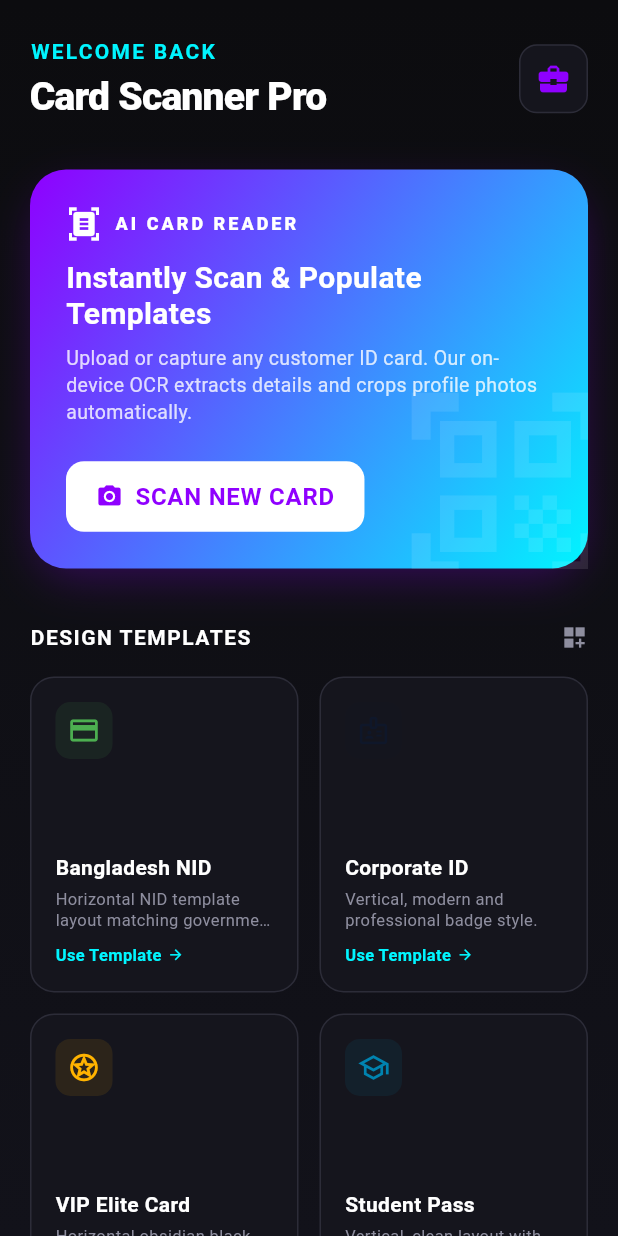
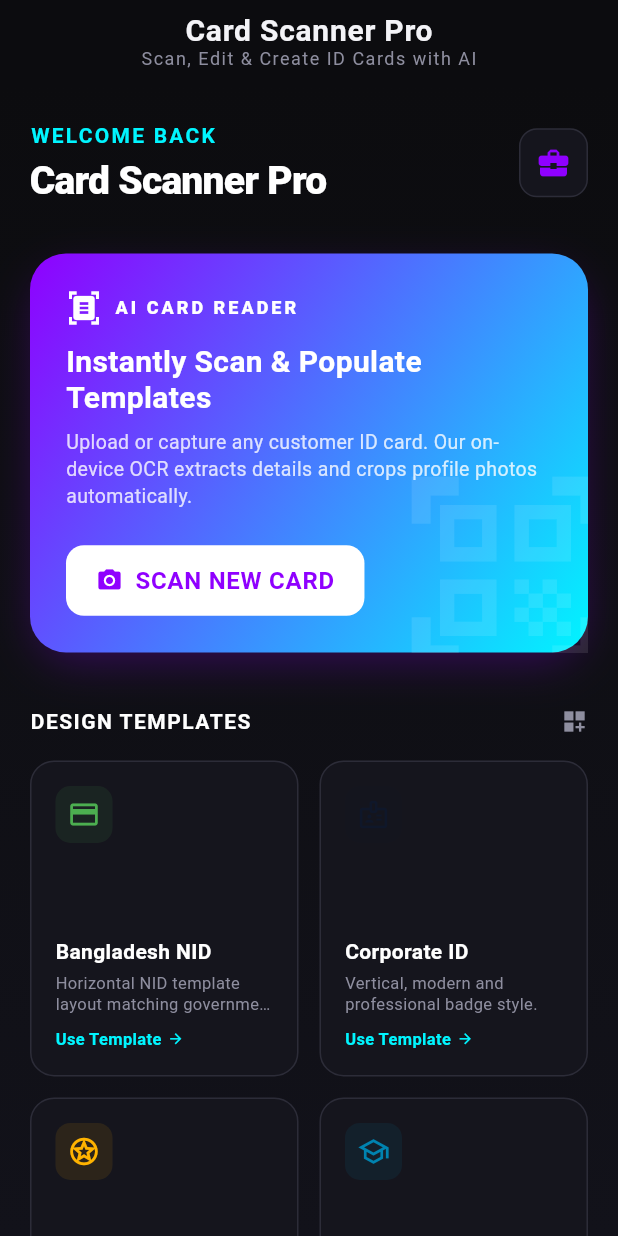
Before and after one commit to shohag7552/Id_card_scanner, a Flutter app: the screen it shows after launch, on a phone screen of 412 x 824 dp. Run offline on Flutter 3.47's test engine with Material 3 defaults, Android fonts, the phone set to English and light mode, and no system bars; our stand-ins replace firebase_ai, firebase_core, image_picker, pdf, share_plus; missing offline and left inert: dart:html, downloadsfolder, google_mlkit_face_detection; accounts and stored records are empty.

Commit message:
Add ResponsiveCenter widget and refactor layout in card editor, home, and scan pages

```diff
--- a/lib/pages/card_editor_page.dart
+++ b/lib/pages/card_editor_page.dart
@@ -10,6 +10,7 @@ import '../models/card_info.dart';
 import '../services/file_export.dart';
 import '../theme/app_theme.dart';
 import '../widgets/card_template_widgets.dart';
+import '../widgets/responsive_center.dart';
 
 class CardEditorPage extends StatefulWidget {
   final CardInfo initialInfo;
@@ -460,7 +461,8 @@ class _CardEditorPageState extends State<CardEditorPage> {
       body: SingleChildScrollView(
         child: Padding(
           padding: const EdgeInsets.symmetric(horizontal: 20.0, vertical: 16.0),
-          child: Column(
+          child: ResponsiveCenter(
+            child: Column(
             crossAxisAlignment: CrossAxisAlignment.center,
             children: [
               _buildRepaintBoundaryPreview(),
@@ -480,6 +482,7 @@ class _CardEditorPageState extends State<CardEditorPage> {
 
               _buildExportButtons(),
             ],
+            ),
           ),
         ),
       ),
--- a/lib/pages/home_page.dart
+++ b/lib/pages/home_page.dart
@@ -2,6 +2,7 @@ import 'package:flutter/material.dart';
 import '../models/card_info.dart';
 import '../theme/app_theme.dart';
 import '../widgets/card_template_widgets.dart';
+import '../widgets/responsive_center.dart';
 import 'scan_page.dart';
 import 'card_editor_page.dart';
 
@@ -11,6 +12,23 @@ class HomePage extends StatelessWidget {
   @override
   Widget build(BuildContext context) {
     return Scaffold(
+      appBar: AppBar(
+        backgroundColor: Colors.transparent,
+        elevation: 0,
+        title: Column(
+          children: [
+            const Text('Card Scanner Pro'),
+            Text(
+          'Scan, Edit & Create ID Cards with AI',
+          style: Theme.of(context).textTheme.bodySmall?.copyWith(
+                color: AppTheme.textSecondary,
+                letterSpacing: 1.0,
+              ),
+        ),
+          ],
+        ),
+        centerTitle: true,
+      ),
       body: Container(
         decoration: const BoxDecoration(
           gradient: LinearGradient(
@@ -22,6 +40,8 @@ class HomePage extends StatelessWidget {
         child: SafeArea(
           child: SingleChildScrollView(
             padding: const EdgeInsets.symmetric(horizontal: 20.0, vertical: 24.0),
+            child: ResponsiveCenter(
+              maxWidth: 720,
               child: Column(
               crossAxisAlignment: CrossAxisAlignment.start,
               children: [
@@ -90,6 +110,7 @@ class HomePage extends StatelessWidget {
                 // Quick Tips Section
                 _buildTipsSection(context),
               ],
+              ),
             ),
           ),
         ),
@@ -229,11 +250,15 @@ class HomePage extends StatelessWidget {
       ),
     ];
 
+    return LayoutBuilder(
+      builder: (context, constraints) {
+        // Show more columns as the viewport widens (web / desktop / tablet).
+        final crossAxisCount = constraints.maxWidth >= 560 ? 3 : 2;
         return GridView.builder(
           shrinkWrap: true,
           physics: const NeverScrollableScrollPhysics(),
-      gridDelegate: const SliverGridDelegateWithFixedCrossAxisCount(
-        crossAxisCount: 2,
+          gridDelegate: SliverGridDelegateWithFixedCrossAxisCount(
+            crossAxisCount: crossAxisCount,
             crossAxisSpacing: 14,
             mainAxisSpacing: 14,
             childAspectRatio: 0.85,
@@ -313,6 +338,8 @@ class HomePage extends StatelessWidget {
         );
           },
         );
+      },
+    );
   }
 
   Widget _buildTipsSection(BuildContext context) {
--- a/lib/pages/scan_page.dart
+++ b/lib/pages/scan_page.dart
@@ -7,6 +7,7 @@ import '../services/face_cropper.dart';
 import '../theme/app_theme.dart';
 import 'card_editor_page.dart';
 import '../widgets/card_template_widgets.dart';
+import '../widgets/responsive_center.dart';
 
 class ScanPage extends StatefulWidget {
   const ScanPage({super.key});
@@ -208,7 +209,8 @@ class _ScanPageState extends State<ScanPage> with SingleTickerProviderStateMixin
       body: SingleChildScrollView(
         child: Padding(
           padding: const EdgeInsets.all(20.0),
-          child: Column(
+          child: ResponsiveCenter(
+            child: Column(
             crossAxisAlignment: CrossAxisAlignment.start,
             children: [
               Row(
@@ -232,6 +234,7 @@ class _ScanPageState extends State<ScanPage> with SingleTickerProviderStateMixin
                 _buildSimulationOptions(),
               ],
             ],
+            ),
           ),
         ),
       ),
--- /dev/null
+++ b/lib/widgets/responsive_center.dart
@@ -0,0 +1,26 @@
+import 'package:flutter/material.dart';
+
+/// Centers [child] and caps its width on large (web / desktop) screens so the
+/// mobile-first layouts don't stretch edge-to-edge. On narrow screens it is a
+/// no-op pass-through, keeping the phone experience untouched.
+class ResponsiveCenter extends StatelessWidget {
+  final Widget child;
+  final double maxWidth;
+
+  const ResponsiveCenter({
+    super.key,
+    required this.child,
+    this.maxWidth = 600,
+  });
+
+  @override
+  Widget build(BuildContext context) {
+    return Align(
+      alignment: Alignment.topCenter,
+      child: ConstrainedBox(
+        constraints: BoxConstraints(maxWidth: maxWidth),
+        child: child,
+      ),
+    );
+  }
+}
```
Also changed, not shown: 1 other file. Lines whose indentation alone changed are shown as unchanged.
